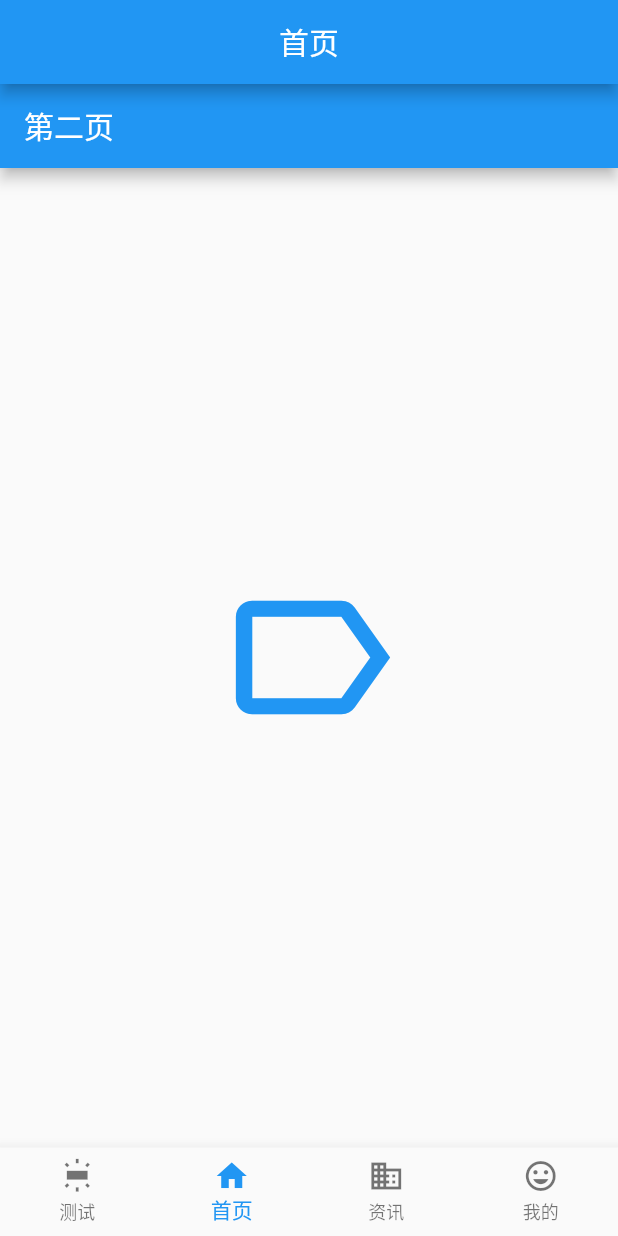
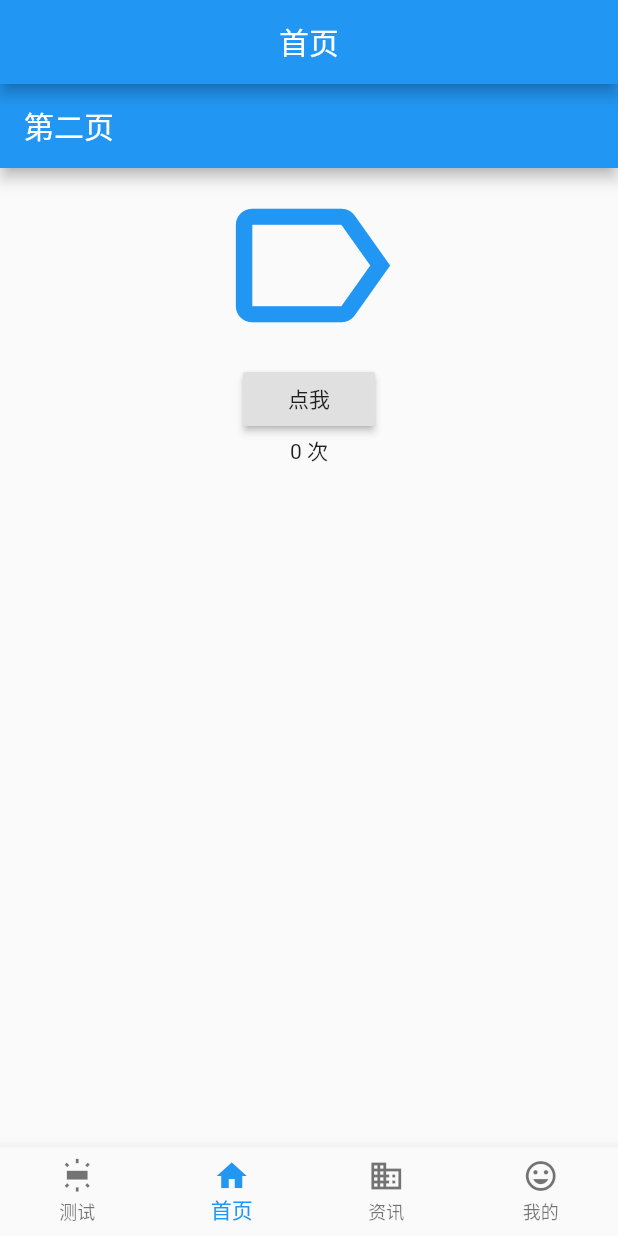
Before and after one commit to wanliyunyan/flutter_portal, a Flutter app: the screen it shows after launch, item 2 of the bottom bar chosen, on a phone screen of 412 x 824 dp. Run offline on Flutter 3.47's test engine with Material 2 defaults, Android fonts, the phone set to English and light mode, and no system bars; our stand-ins replace dio.

Commit message:
状态管理

```diff
--- a/lib/main.dart
+++ b/lib/main.dart
@@ -1,14 +1,18 @@
 import 'package:flutter/material.dart';
 import 'package:flutter_portal/router/bottomNav/nav.dart';
+import 'package:provider/provider.dart';
+import './model/modelOne.dart';
+
 void main() => runApp(MyApp());
 
 class MyApp extends StatelessWidget {
   // This widget is the root of your application.
   @override
   Widget build(BuildContext context) {
-    return new MaterialApp(
-        title: "test",
-        home: BottomNavigationWidget()
+    return new MaterialApp(title: "test",
+      home:ChangeNotifierProvider<Counter>(
+      builder: (_) => Counter(),
+      child: BottomNavigationWidget()),
     );
   }
 }
--- /dev/null
+++ b/lib/model/modelOne.dart
@@ -0,0 +1,10 @@
+import 'package:flutter/material.dart';
+
+class  Counter with ChangeNotifier {
+  int value = 0;
+  void increment() {
+    value++;
+    notifyListeners();
+  }
+  int get getText => value;
+}
--- a/lib/router/pageOne/index.dart
+++ b/lib/router/pageOne/index.dart
@@ -1,15 +1,18 @@
 import 'package:flutter/material.dart';
+import 'package:provider/provider.dart';
+import '../../model/modelOne.dart';
 
-class OneWidget extends StatefulWidget{
+class OneWidget extends StatefulWidget {
   @override
   State<StatefulWidget> createState() {
     return new One();
   }
 }
 
-class One extends State<OneWidget>{
+class One extends State<OneWidget> {
   @override
   Widget build(BuildContext context) {
+    final appState = Provider.of<Counter>(context);
     //Scaffold是Material中主要的布局组件.
     return new Scaffold(
       appBar: new AppBar(
@@ -29,7 +32,7 @@ class One extends State<OneWidget>{
       ),
       //body占屏幕的大部分
       body: new Center(
-        child: new Text('我也来学习布局!'),
+        child: new Text('我也来学习布局!${appState.getText}'),
       ),
       floatingActionButton: new FloatingActionButton(
         tooltip: 'Add', // used by assistive technologies
--- a/lib/router/pageTwo/index.dart
+++ b/lib/router/pageTwo/index.dart
@@ -1,5 +1,6 @@
 import 'package:flutter/material.dart';
-
+import 'package:provider/provider.dart';
+import '../../model/modelOne.dart';
 class TwoWidget extends StatefulWidget{
   @override
   State<StatefulWidget> createState() {
@@ -10,12 +11,22 @@ class TwoWidget extends StatefulWidget{
 class Two extends State<TwoWidget>{
   @override
   Widget build(BuildContext context) {
+    final appState = Provider.of<Counter>(context);
     return new Scaffold(
       appBar: new AppBar(
         title: new Text('第二页'),
       ),
       body: new Center(
-        child: Icon(Icons.label_outline,size: 130.0,color: Colors.blue,),
+        child: Column(
+          children: <Widget>[
+            Icon(Icons.label_outline,size: 130.0,color: Colors.blue,),
+              RaisedButton(
+                child: Text("点我"),
+                onPressed:appState.increment
+              ),
+            Text("${appState.getText} 次")
+          ],
+        )
       ),
     );
   }
--- a/pubspec.yaml
+++ b/pubspec.yaml
@@ -24,7 +24,7 @@ dependencies:
   # Use with the CupertinoIcons class for iOS style icons.
   cupertino_icons: ^0.1.2
 
-  provide: ^1.0.2
+  provider: ^2.0.1
 
 dev_dependencies:
   flutter_test:
```
Also changed, not shown: lib/router/pageThree/index.dart (+7 -3 lines).
